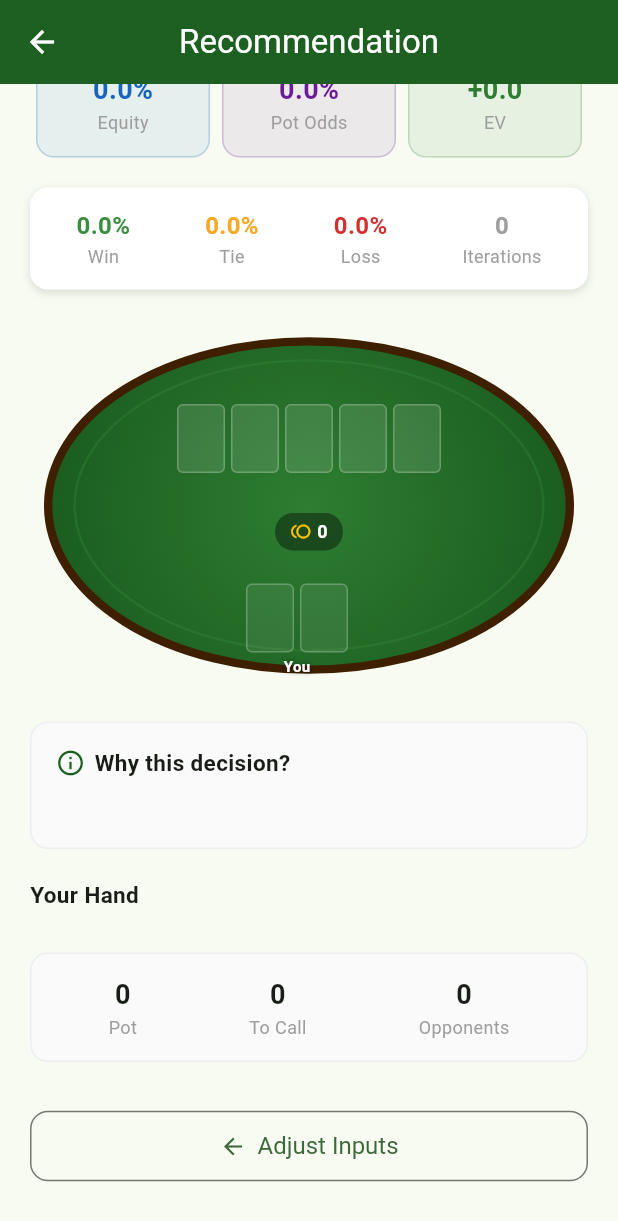
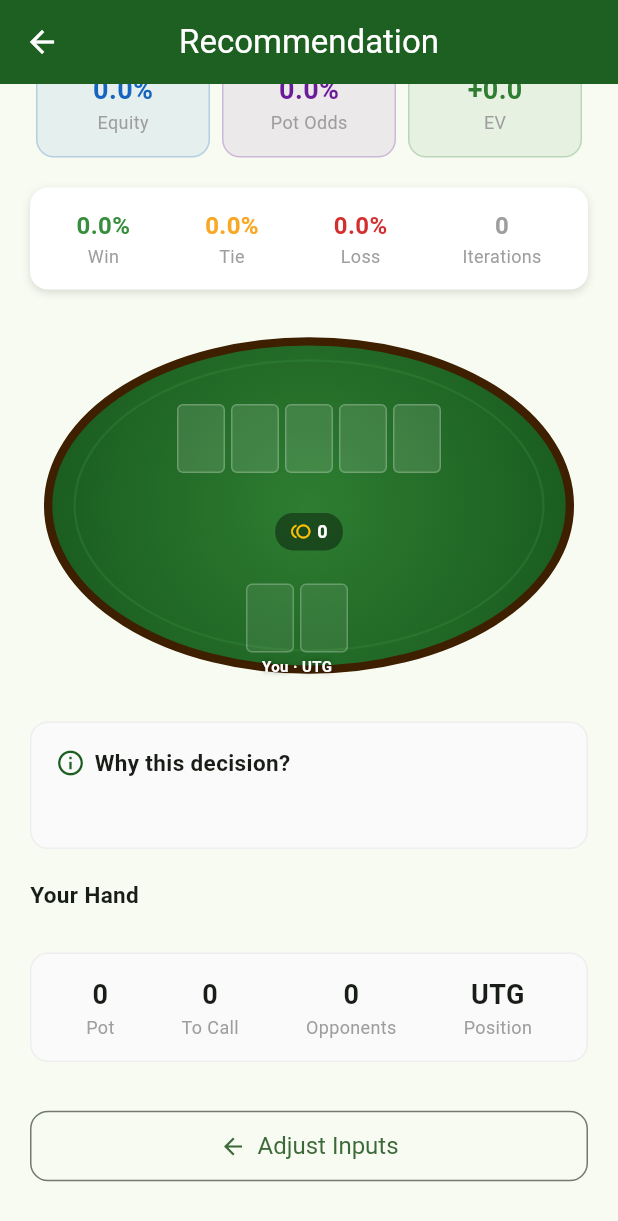
Before and after one commit to kvesen/PokerHandSuggester, a Flutter app: the ResultsScreen screen opened directly with empty values, scrolled down 197 dp, on a phone screen of 412 x 824 dp. Shown: the top 1221 px of the screen. Run offline on Flutter 3.47's test engine with Material 3 defaults, Android fonts, the phone set to English and light mode, and no system bars; our stand-ins replace camera, image_picker, permission_handler, shared_preferences; missing offline and left inert: google_mlkit_text_recognition; accounts and stored records are empty.

Commit message:
Add table position awareness to decision engine and UI
Co-authored-by: kvesen <267813801+kvesen@users.noreply.github.com>

```diff
--- a/lib/models/game_state.dart
+++ b/lib/models/game_state.dart
@@ -2,6 +2,7 @@
 library;
 
 import 'card.dart';
+import 'position.dart';
 
 /// The current state of the poker table used as input to the decision engine.
 class GameState {
@@ -11,6 +12,8 @@ class GameState {
     required this.potSize,
     required this.betToCall,
     required this.numberOfOpponents,
+    this.heroPosition,
+    this.villainPositions,
   });
 
   /// The player's two private hole cards.
@@ -28,13 +31,26 @@ class GameState {
   /// Number of active opponents (excluding the player).
   final int numberOfOpponents;
 
+  /// The hero's table position (optional).
+  final TablePosition? heroPosition;
+
+  /// The villain seats (optional).
+  final List<TablePosition>? villainPositions;
+
   /// Creates a copy with optional overrides.
+  ///
+  /// To explicitly clear [heroPosition] or [villainPositions], pass
+  /// `clearHeroPosition: true` / `clearVillainPositions: true`.
   GameState copyWith({
     List<PokerCard>? holeCards,
     List<PokerCard>? communityCards,
     double? potSize,
     double? betToCall,
     int? numberOfOpponents,
+    TablePosition? heroPosition,
+    List<TablePosition>? villainPositions,
+    bool clearHeroPosition = false,
+    bool clearVillainPositions = false,
   }) {
     return GameState(
       holeCards: holeCards ?? this.holeCards,
@@ -42,6 +58,11 @@ class GameState {
       potSize: potSize ?? this.potSize,
       betToCall: betToCall ?? this.betToCall,
       numberOfOpponents: numberOfOpponents ?? this.numberOfOpponents,
+      heroPosition:
+          clearHeroPosition ? null : (heroPosition ?? this.heroPosition),
+      villainPositions: clearVillainPositions
+          ? null
+          : (villainPositions ?? this.villainPositions),
     );
   }
 }
--- /dev/null
+++ b/lib/models/position.dart
@@ -0,0 +1,90 @@
+/// Table position model for Texas Hold'em.
+library;
+
+/// Table positions in Texas Hold'em (9-max table).
+enum TablePosition {
+  utg,        // Under the Gun (earliest, worst position)
+  utg1,       // UTG+1
+  mp,         // Middle Position
+  mp1,        // MP+1 (Lojack)
+  hijack,     // Hijack
+  cutoff,     // Cutoff
+  button,     // Button / Dealer (best position — acts last postflop)
+  smallBlind, // Small Blind (forced bet, out of position postflop)
+  bigBlind,   // Big Blind (forced bet, out of position but already invested)
+}
+
+/// Returns a positional multiplier for the raise/call thresholds.
+///
+/// Values > 1.0 allow more aggressive play; values < 1.0 require stronger
+/// hands to raise (tighter play from early positions).
+double positionMultiplier(TablePosition pos) {
+  switch (pos) {
+    case TablePosition.utg:
+      return 0.80;
+    case TablePosition.utg1:
+      return 0.85;
+    case TablePosition.mp:
+      return 0.90;
+    case TablePosition.mp1:
+      return 0.93;
+    case TablePosition.hijack:
+      return 1.00;
+    case TablePosition.cutoff:
+      return 1.05;
+    case TablePosition.button:
+      return 1.15;
+    case TablePosition.smallBlind:
+      return 0.90;
+    case TablePosition.bigBlind:
+      return 0.95;
+  }
+}
+
+/// Returns a short human-readable label for the position.
+String positionLabel(TablePosition pos) {
+  switch (pos) {
+    case TablePosition.utg:
+      return 'UTG';
+    case TablePosition.utg1:
+      return 'UTG+1';
+    case TablePosition.mp:
+      return 'MP';
+    case TablePosition.mp1:
+      return 'MP+1';
+    case TablePosition.hijack:
+      return 'HJ';
+    case TablePosition.cutoff:
+      return 'CO';
+    case TablePosition.button:
+      return 'BTN';
+    case TablePosition.smallBlind:
+      return 'SB';
+    case TablePosition.bigBlind:
+      return 'BB';
+  }
+}
+
+/// Returns a brief description of the position.
+String positionDescription(TablePosition pos) {
+  switch (pos) {
+    case TablePosition.utg:
+      return 'Under the Gun — first to act, worst position';
+    case TablePosition.utg1:
+      return 'UTG+1 — second to act, still very early';
+    case TablePosition.mp:
+      return 'Middle Position — moderate positional disadvantage';
+    case TablePosition.mp1:
+      return 'MP+1 (Lojack) — slightly better than middle position';
+    case TablePosition.hijack:
+      return 'Hijack — neutral baseline position';
+    case TablePosition.cutoff:
+      return 'Cutoff — strong position, one left of the button';
+    case TablePosition.button:
+      return 'Button — best position, acts last on every street';
+    case TablePosition.smallBlind:
+      return 'Small Blind — forced bet, out of position postflop';
+    case TablePosition.bigBlind:
+      return 'Big Blind — forced bet, out of position but already invested';
+  }
+}
--- a/lib/ui/screens/results_screen.dart
+++ b/lib/ui/screens/results_screen.dart
@@ -7,6 +7,7 @@ import '../../engine/decision_engine.dart';
 import '../../engine/equity_calculator.dart';
 import '../../models/game_state.dart';
 import '../../models/hand_record.dart';
+import '../../models/position.dart';
 import '../../services/history_service.dart';
 import '../widgets/card_widget.dart';
 import '../widgets/decision_badge.dart';
@@ -190,6 +191,7 @@ class _ResultsScreenState extends State<ResultsScreen>
                   communityCards: widget.gameState.communityCards,
                   numberOfOpponents: widget.gameState.numberOfOpponents,
                   potSize: widget.gameState.potSize,
+                  heroPosition: widget.gameState.heroPosition,
                 ),
               ),
             ),
@@ -473,6 +475,11 @@ class _GameInfoSummary extends StatelessWidget {
             label: 'Opponents',
             value: '${gameState.numberOfOpponents}',
           ),
+          if (gameState.heroPosition != null)
+            _InfoItem(
+              label: 'Position',
+              value: positionLabel(gameState.heroPosition!),
+            ),
         ],
       ),
     );
--- a/lib/ui/widgets/table_widget.dart
+++ b/lib/ui/widgets/table_widget.dart
@@ -6,6 +6,7 @@ import 'dart:math' as math;
 import 'package:flutter/material.dart';
 
 import '../../models/card.dart';
+import '../../models/position.dart';
 import 'card_widget.dart';
 
 /// Renders an oval poker table with hole cards, community cards, pot display,
@@ -17,12 +18,17 @@ class PokerTableWidget extends StatelessWidget {
     required this.communityCards,
     required this.numberOfOpponents,
     required this.potSize,
+    this.heroPosition,
   });
 
   final List<PokerCard> holeCards;
   final List<PokerCard> communityCards;
   final int numberOfOpponents;
   final double potSize;
+
+  /// Optional hero position — when provided, shows the position label on the
+  /// player's seat.
+  final TablePosition? heroPosition;
 
   @override
   Widget build(BuildContext context) {
@@ -178,9 +184,11 @@ class PokerTableWidget extends StatelessWidget {
                     .toList(),
           ),
           const SizedBox(height: 2),
-          const Text(
-            'You',
-            style: TextStyle(
+          Text(
+            heroPosition != null
+                ? 'You · ${positionLabel(heroPosition!)}'
+                : 'You',
+            style: const TextStyle(
               color: Colors.white,
               fontSize: 10,
               fontWeight: FontWeight.bold,
```
Also changed, not shown: lib/engine/decision_engine.dart (+64 -11 lines), lib/ui/screens/manual_input_screen.dart (+42 -0 lines), lib/ui/widgets/position_selector.dart (added, +190 -0 lines), 2 other files.
